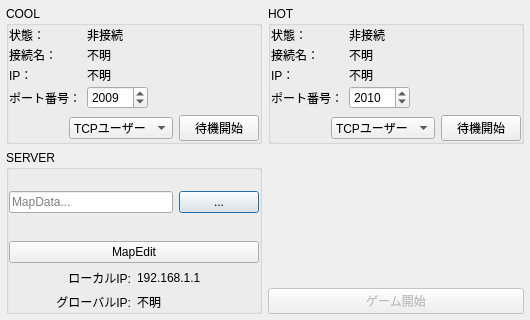
Above: startupdialog.ui from hal1437/AsahikawaProcon-Server before the change. Below: the same form after it.
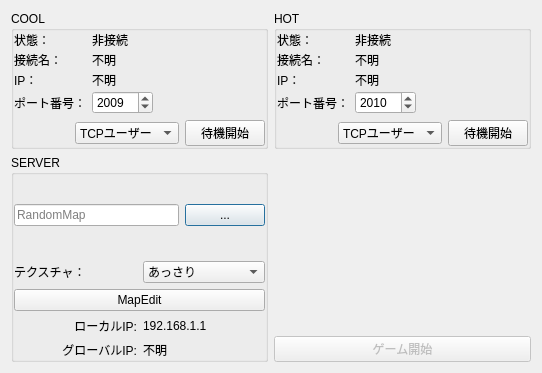
That is the form after the change.

```diff
--- a/startupdialog.ui
+++ b/startupdialog.ui
@@ -6,27 +6,15 @@
    <rect>
     <x>0</x>
     <y>0</y>
-    <width>530</width>
-    <height>320</height>
+    <width>542</width>
+    <height>373</height>
    </rect>
   </property>
   <property name="windowTitle">
    <string>Dialog</string>
   </property>
-  <layout class="QGridLayout" name="gridLayout_5">
-   <property name="leftMargin">
-    <number>6</number>
-   </property>
-   <property name="topMargin">
-    <number>6</number>
-   </property>
-   <property name="rightMargin">
-    <number>6</number>
-   </property>
-   <property name="bottomMargin">
-    <number>6</number>
-   </property>
-   <item row="0" column="0">
+  <layout class="QHBoxLayout" name="horizontalLayout_5">
+   <item>
     <layout class="QGridLayout" name="gridLayout">
      <item row="0" column="0">
       <widget class="QGroupBox" name="CoolGroupBox">
@@ -225,7 +213,7 @@
              <bool>true</bool>
             </property>
             <property name="placeholderText">
-             <string>MapData...</string>
+             <string>RandomMap</string>
             </property>
            </widget>
           </item>
@@ -251,6 +239,31 @@
           </property>
          </spacer>
         </item>
+        <item>
+         <layout class="QHBoxLayout" name="horizontalLayout_4">
+          <item>
+           <widget class="QLabel" name="label_6">
+            <property name="text">
+             <string>テクスチャ：</string>
+            </property>
+           </widget>
+          </item>
+          <item>
+           <widget class="QComboBox" name="comboBox">
+            <item>
+             <property name="text">
+              <string>あっさり</string>
+             </property>
+            </item>
+            <item>
+             <property name="text">
+              <string>こってり</string>
+             </property>
+            </item>
+           </widget>
+          </item>
+         </layout>
+        </item>
         <item>
          <widget class="QPushButton" name="MapEditButton">
           <property name="text">
```
